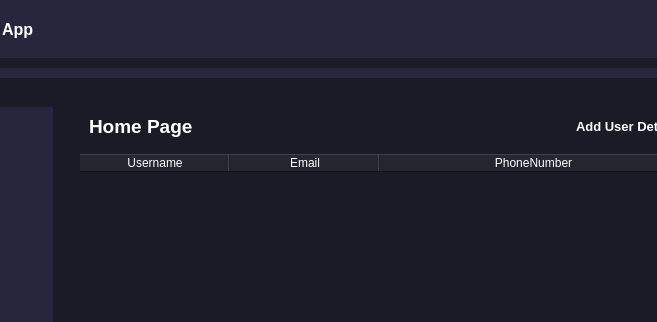
Qt form interface.ui (Anzhelika007/PyQt6_app) before a commit; both pictures show x 147 to 804 and y 0 to 322 of the 1173 by 700 pixel window.
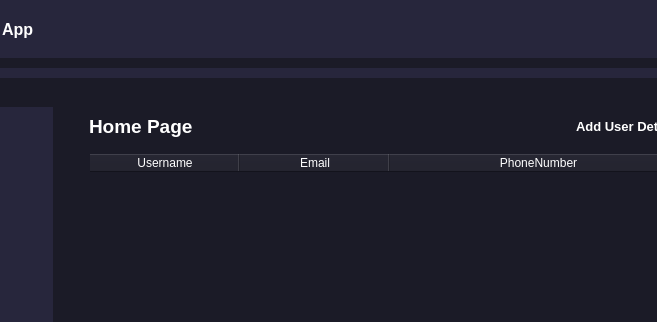
The same form after that commit. Icons and pictures are not drawn.

Commit message: add new func clear

Diff of the .ui file:
```diff
--- a/interface.ui
+++ b/interface.ui
@@ -71,9 +71,12 @@
 	background-color: #1b1b27;
 	font: bold 12pt &quot;Segoe UI&quot;;
 	text-align: center;
+}
 
+QHeaderView::section:first{
+    background-color: #1b1b27;
 }
-QTableWidget  QTableCornerButton::sections   {
+QTableWidget,  QTableCornerButton::sections{
 	background-color: #1b1b27;
 	font: 12pt &quot;Segoe UI&quot;;
     padding-left: 10px;
@@ -94,7 +97,6 @@
 
 
 
-
 </string>
   </property>
   <widget class="QWidget" name="centralwidget">
```
The commit also changes 2 other files.
